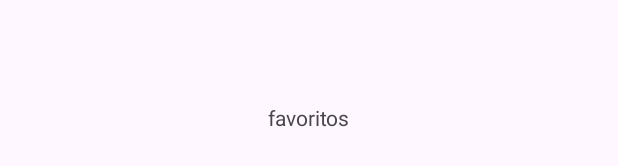
After one commit to guilhermessanto/eletric-car-app, an Android app: the layout favorite_fragment.xml on its own in the app's theme, with its tools: preview values and no code run, on a phone screen of 412 x 824 dp. The commit adds this screen. Shown: the part 501-667 px from the top of the screen. Run offline under Robolectric (Android 15) with nearby library versions, the phone set to English and light mode, and no system bars.

Commit message:
fragment

```diff
--- /dev/null
+++ b/app/src/main/res/layout/favorite_fragment.xml
@@ -0,0 +1,16 @@
+<?xml version="1.0" encoding="utf-8"?>
+<androidx.constraintlayout.widget.ConstraintLayout xmlns:android="http://schemas.android.com/apk/res/android"
+    android:layout_width="match_parent"
+    android:layout_height="match_parent"
+    xmlns:app="http://schemas.android.com/apk/res-auto">
+    <TextView
+    android:id="@+id/textView"
+    android:layout_width="wrap_content"
+    android:layout_height="wrap_content"
+    android:text="favoritos"
+    app:layout_constraintBottom_toBottomOf="parent"
+    app:layout_constraintEnd_toEndOf="parent"
+    app:layout_constraintStart_toStartOf="parent"
+    app:layout_constraintTop_toTopOf="parent" />
+
+</androidx.constraintlayout.widget.ConstraintLayout>
```
Also changed, not shown: app/src/main/java/com/example/eletric_car_app/ui/Adapter/TabAdapter.kt (added, +22 -0 lines), app/src/main/java/com/example/eletric_car_app/ui/CarFragment.kt (+27 -0 lines), app/src/main/java/com/example/eletric_car_app/ui/FavoriteFragment.kt (added, +18 -0 lines), app/src/main/java/com/example/eletric_car_app/ui/MainActivity.kt (+39 -32 lines), app/src/main/res/layout/activity_main.xml (+8 -24 lines), app/src/main/res/layout/car_fragment.xml (+18 -6 lines).
